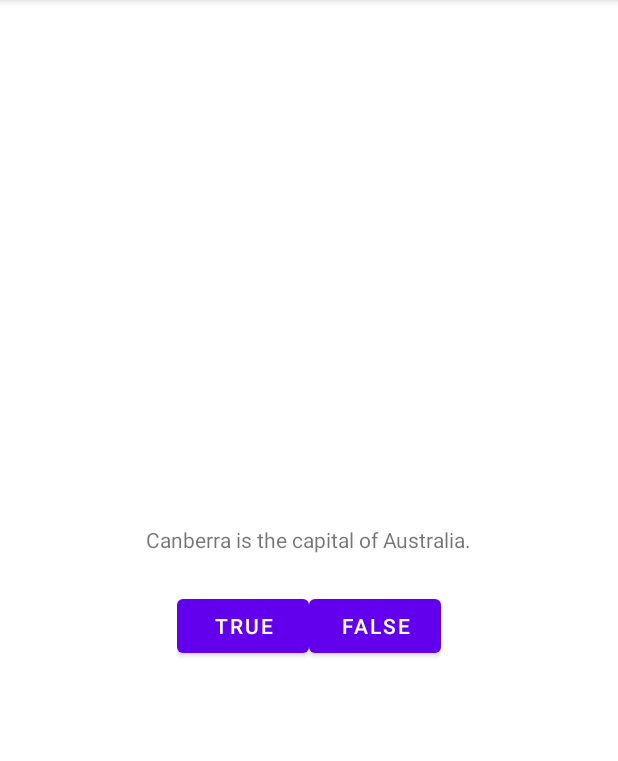
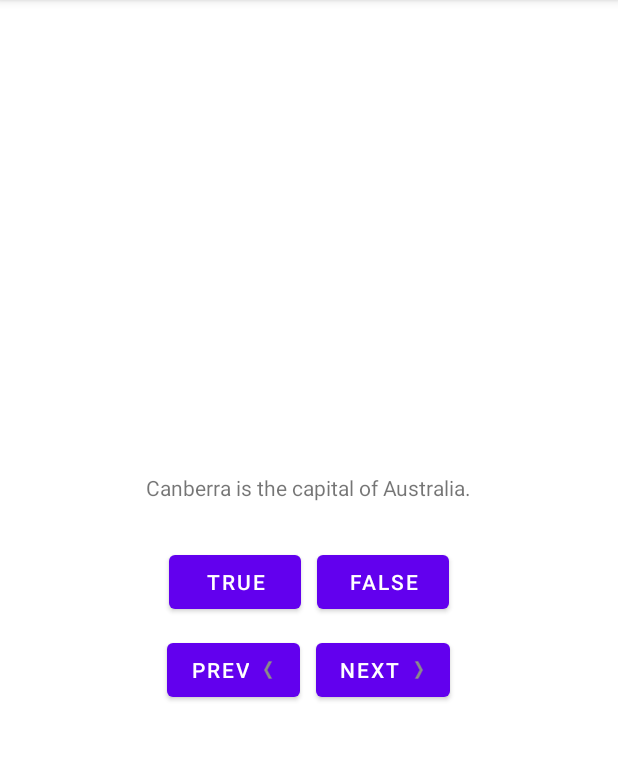
Before and after one commit to AlfonsLorente/QuizGame, an Android app: the screen it shows after launch (QuizActivity), on a phone screen of 412 x 824 dp, the part 84-845 px from its top. Run offline under Robolectric (Android 15) with nearby library versions, the phone set to English and light mode, and no system bars.

Commit message:
Base Aplication Finished (no landscape)

```diff
--- a/app/src/main/java/com/example/quizgame/QuizActivity.java
+++ b/app/src/main/java/com/example/quizgame/QuizActivity.java
@@ -1,4 +1,4 @@
-//LLIBRE PER SA PAG 37 (Model-View-Controller and Android)
+
 package com.example.quizgame;
 
 import androidx.appcompat.app.AppCompatActivity;
@@ -7,25 +7,45 @@ import android.os.Bundle;
 import android.view.Gravity;
 import android.view.View;
 import android.widget.Button;
+import android.widget.TextView;
 import android.widget.Toast;
 
-    public class QuizActivity extends AppCompatActivity {
+public class QuizActivity extends AppCompatActivity {
 
     private Button mTrueButton;
     private Button mFalseButton;
+    private Button mNextButton;
+    private Button mPrevButton;
+    private TextView mQuestionTextView;
+    private Question[] mQuestionBank = new Question[] {
+            new Question(R.string.question_australia, true),
+            new Question(R.string.question_oceans, true),
+            new Question(R.string.question_mideast, false),
+            new Question(R.string.question_africa, false),
+            new Question(R.string.question_americas, true),
+            new Question(R.string.question_asia, true),
+    };
+    private int mCurrentIndex = 0;
 
     @Override
     protected void onCreate(Bundle savedInstanceState) {
         super.onCreate(savedInstanceState);
         setContentView(R.layout.activity_main);
 
+        mQuestionTextView = (TextView) findViewById(R.id.question_text_view);
+        mQuestionTextView.setOnClickListener(new View.OnClickListener() {
+            @Override
+            public void onClick(View v) {
+                mCurrentIndex = (mCurrentIndex + 1) % mQuestionBank.length;
+                updateQuestion();
+            }
+        });
+
         mTrueButton = (Button) findViewById(R.id.true_button);
         mTrueButton.setOnClickListener(new View.OnClickListener() {
             @Override
             public void onClick(View v) {
-                Toast toast = Toast.makeText(QuizActivity.this, R.string.correct_toast, Toast.LENGTH_SHORT);
-                toast.setGravity(Gravity.TOP, 0,0);
-                toast.show();
+                checkAnswer(true);
 
             }
         });
@@ -33,12 +53,50 @@ import android.widget.Toast;
         mFalseButton.setOnClickListener(new View.OnClickListener() {
             @Override
             public void onClick(View v) {
-                Toast toast =  Toast.makeText(QuizActivity.this, R.string.incorrect_toast, Toast.LENGTH_SHORT);
-                toast.setGravity(Gravity.TOP, 0,0);
-                toast.show();
+                checkAnswer(false);
             }
         });
+
+        mPrevButton = (Button) findViewById(R.id.prev_button);
+        mPrevButton.setOnClickListener(new View.OnClickListener() {
+            @Override
+            public void onClick(View v) {
+                if(mCurrentIndex == 0) {
+                    mCurrentIndex = mQuestionBank.length - 1;
+                }
+                else{
+                    mCurrentIndex = (mCurrentIndex - 1) % mQuestionBank.length;
+                }
+                updateQuestion();
+
+            }
+        });
+        mNextButton = (Button) findViewById(R.id.next_button);
+        mNextButton.setOnClickListener(new View.OnClickListener() {
+            @Override
+            public void onClick(View v) {
+                mCurrentIndex = (mCurrentIndex + 1) % mQuestionBank.length;
+                updateQuestion();
+            }
+        });
+        updateQuestion();
+
+    }
+    private void updateQuestion() {
+        int question = mQuestionBank[mCurrentIndex].getTextResId();
+        mQuestionTextView.setText(question);
     }
 
-
+    private void checkAnswer(boolean userPressedTrue) {
+        boolean answerIsTrue = mQuestionBank[mCurrentIndex].isAnswerTrue();
+        int messageResId = 0;
+        if (userPressedTrue == answerIsTrue) {
+            messageResId = R.string.correct_toast;
+        } else {
+            messageResId = R.string.incorrect_toast;
+        }
+        Toast toast = Toast.makeText(this, messageResId, Toast.LENGTH_SHORT);
+        toast.setGravity(Gravity.TOP, 0,0);
+        toast.show();
+    }
 }
--- a/app/src/main/res/layout/activity_main.xml
+++ b/app/src/main/res/layout/activity_main.xml
@@ -5,10 +5,10 @@
     android:gravity="center"
     android:orientation="vertical" >
     <TextView
+        android:id="@+id/question_text_view"
         android:layout_width="wrap_content"
         android:layout_height="wrap_content"
-        android:padding="24dp"
-        android:text="@string/question_text" />
+        android:padding="24dp"/>
     <LinearLayout
         android:layout_width="wrap_content"
         android:layout_height="wrap_content"
@@ -17,11 +17,38 @@
             android:id="@+id/true_button"
             android:layout_width="wrap_content"
             android:layout_height="wrap_content"
-            android:text="@string/true_button" />
+            android:text="@string/true_button"
+            android:layout_margin="5dp"/>/>
         <Button
             android:id="@+id/false_button"
             android:layout_width="wrap_content"
             android:layout_height="wrap_content"
-            android:text="@string/false_button" />
+            android:text="@string/false_button"
+            android:layout_margin="5dp"/>/>
+        />
     </LinearLayout>
+    <LinearLayout
+        android:layout_width="wrap_content"
+        android:layout_height="wrap_content"
+        android:orientation="horizontal">
+        <Button
+            android:id="@+id/prev_button"
+            android:layout_width="wrap_content"
+            android:layout_height="wrap_content"
+            android:text="@string/prev_button"
+            android:drawableRight="@drawable/arrow_left"
+            android:drawablePadding="4dp"
+            android:layout_margin="5dp"/>/> />
+
+        <Button
+            android:id="@+id/next_button"
+            android:layout_width="wrap_content"
+            android:layout_height="wrap_content"
+            android:text="@string/next_button"
+            android:drawableRight="@drawable/arrow_right"
+            android:drawablePadding="4dp"
+            android:layout_margin="5dp"/>/> />
+
+    </LinearLayout>
+
 </LinearLayout>
--- a/app/src/main/res/values/strings.xml
+++ b/app/src/main/res/values/strings.xml
@@ -1,8 +1,18 @@
 <resources>
     <string name="app_name">GeoQuiz</string>
-    <string name="question_text">Canberra is the capital of Australia.</string>
+
+    <string name="question_australia">Canberra is the capital of Australia.</string>
+    <string name="question_oceans">The Pacific Ocean is larger than the Atlantic Ocean.</string>
+    <string name="question_mideast">The Suez Canal connects the Red Sea and the Indian Ocean.</string>
+    <string name="question_africa">The source of the Nile River is in Egypt.</string>
+    <string name="question_americas">The Amazon River is the longest river in the Americas.</string>
+    <string name="question_asia">Lake Baikal is the world\'s oldest and deepest freshwater lake.</string>
+
     <string name="true_button">True</string>
     <string name="false_button">False</string>
     <string name="correct_toast">Correct!</string>
     <string name="incorrect_toast">Incorrect!</string>
+    <string name="next_button">Next</string>
+    <string name="prev_button">Prev</string>
+
 </resources>
```
Also changed, not shown: app/src/main/java/com/example/quizgame/Question.java (+5 -4 lines), app/src/main/res/drawable-hdpi/arrow_left.png (added), app/src/main/res/drawable-hdpi/arrow_right.png (added), app/src/main/res/drawable-mdpi/arrow_left.png (added), app/src/main/res/drawable-mdpi/arrow_right.png (added), app/src/main/res/drawable-xhdpi/arrow_left.png (added), app/src/main/res/drawable-xhdpi/arrow_right.png (added), app/src/main/res/drawable-xxhdpi/arrow_left.png (added), app/src/main/res/drawable-xxhdpi/arrow_right.png (added).
